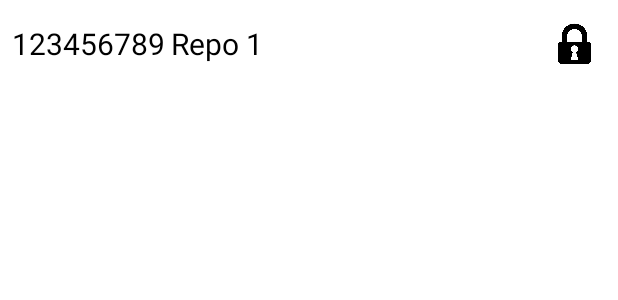
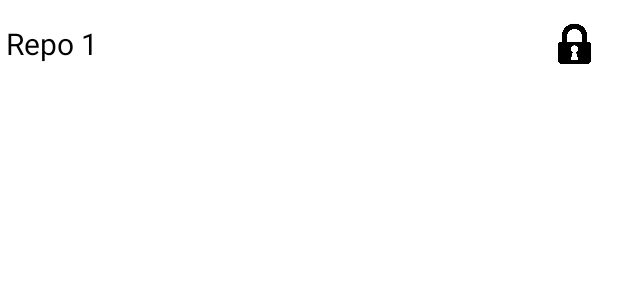
Before and after one commit to boris-nikolov/java2days, an Android app: the layout list_item_repository.xml on its own in the app's theme, with its tools: preview values and no code run, on a phone screen of 412 x 824 dp. Shown: the top 300 px of the screen. Run offline under Robolectric (Android 15) with nearby library versions, the phone set to English and light mode, and no system bars; network calls fail.

Commit message:
Do not show repo ID in the list

```diff
--- a/app/src/main/res/layout/list_item_repository.xml
+++ b/app/src/main/res/layout/list_item_repository.xml
@@ -22,20 +22,6 @@
         android:onClick="@{onRepoClickListener}"
         android:padding="@dimen/margin_small">
 
-        <com.google.android.material.textview.MaterialTextView
-            android:id="@+id/repo_id"
-            android:layout_width="wrap_content"
-            android:layout_height="50dp"
-            android:gravity="start|center_vertical"
-            android:padding="@dimen/margin_small"
-            android:text="@{repo.id}"
-            android:textColor="#000000"
-            android:textSize="20sp"
-            app:layout_constraintBottom_toBottomOf="parent"
-            app:layout_constraintStart_toStartOf="parent"
-            app:layout_constraintTop_toTopOf="parent"
-            tools:text="123456789" />
-
         <ImageView
             android:id="@+id/is_private"
             android:layout_width="50dp"
@@ -57,7 +43,7 @@
             android:textSize="20sp"
             app:layout_constraintBottom_toBottomOf="parent"
             app:layout_constraintEnd_toStartOf="@id/is_private"
-            app:layout_constraintStart_toEndOf="@id/repo_id"
+            app:layout_constraintStart_toStartOf="parent"
             app:layout_constraintTop_toTopOf="parent"
             tools:text="Repo 1" />
     </androidx.constraintlayout.widget.ConstraintLayout>
```
